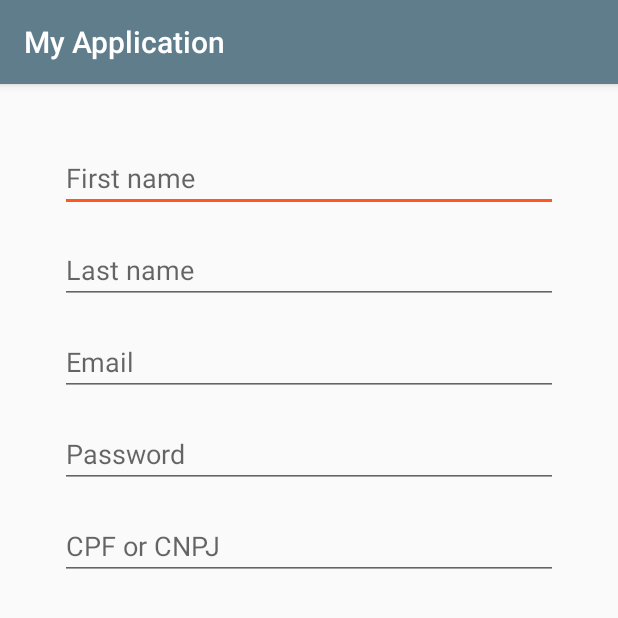
After one commit to grascovit/android-sample, an Android app: the RegisterActivity screen opened directly, with no data from a screen before it, on a phone screen of 412 x 824 dp, the top half of it. The commit adds this screen. Run offline under Robolectric (Android 15) with nearby library versions, the phone set to English and light mode, and no system bars.

Commit message:
create register activity

```diff
--- a/app/src/main/AndroidManifest.xml
+++ b/app/src/main/AndroidManifest.xml
@@ -18,7 +18,8 @@
                 <category android:name="android.intent.category.LAUNCHER" />
             </intent-filter>
         </activity>
-        <activity android:name=".activities.ClientsActivity"></activity>
+        <activity android:name=".activities.ClientsActivity" />
+        <activity android:name=".activities.RegisterActivity"></activity>
     </application>
 
 </manifest>
--- a/app/src/main/java/br/com/codinglab/myapplication/activities/LoginActivity.java
+++ b/app/src/main/java/br/com/codinglab/myapplication/activities/LoginActivity.java
@@ -1,5 +1,6 @@
 package br.com.codinglab.myapplication.activities;
 
+import android.content.Intent;
 import android.support.v7.app.AppCompatActivity;
 import android.os.Bundle;
 import android.view.View;
@@ -41,4 +42,10 @@ public class LoginActivity extends AppCompatActivity {
         LoginRequest loginRequest = new LoginRequest(findViewById(R.id.mainActivity), getApplicationContext(), progressBar);
         loginService.loginUser(loginBody).enqueue(loginRequest);
     }
+
+    @OnClick(R.id.floatingActionButtonNewUser)
+    public void startRegisterActivity() {
+        Intent intent = new Intent(this, RegisterActivity.class);
+        startActivity(intent);
+    }
 }
--- /dev/null
+++ b/app/src/main/java/br/com/codinglab/myapplication/activities/RegisterActivity.java
@@ -0,0 +1,15 @@
+package br.com.codinglab.myapplication.activities;
+
+import android.support.v7.app.AppCompatActivity;
+import android.os.Bundle;
+
+import br.com.codinglab.myapplication.R;
+
+public class RegisterActivity extends AppCompatActivity {
+
+    @Override
+    protected void onCreate(Bundle savedInstanceState) {
+        super.onCreate(savedInstanceState);
+        setContentView(R.layout.activity_register);
+    }
+}
--- /dev/null
+++ b/app/src/main/res/layout/activity_register.xml
@@ -0,0 +1,82 @@
+<?xml version="1.0" encoding="utf-8"?>
+<android.support.constraint.ConstraintLayout xmlns:android="http://schemas.android.com/apk/res/android"
+    xmlns:app="http://schemas.android.com/apk/res-auto"
+    xmlns:tools="http://schemas.android.com/tools"
+    android:layout_width="match_parent"
+    android:layout_height="match_parent"
+    tools:context="br.com.codinglab.myapplication.activities.RegisterActivity">
+
+    <EditText
+        android:id="@+id/editTextRegisterFirstName"
+        android:layout_width="match_parent"
+        android:layout_height="wrap_content"
+        android:layout_marginEnd="40dp"
+        android:layout_marginStart="40dp"
+        android:layout_marginTop="40dp"
+        android:ems="10"
+        android:hint="@string/first_name"
+        android:inputType="textPersonName"
+        app:layout_constraintEnd_toEndOf="parent"
+        app:layout_constraintHorizontal_bias="0.0"
+        app:layout_constraintStart_toStartOf="parent"
+        app:layout_constraintTop_toTopOf="parent" />
+
+    <EditText
+        android:id="@+id/editTextRegisterLastName"
+        android:layout_width="match_parent"
+        android:layout_height="wrap_content"
+        android:layout_marginEnd="40dp"
+        android:layout_marginStart="40dp"
+        android:layout_marginTop="16dp"
+        android:ems="10"
+        android:hint="@string/last_name"
+        android:inputType="textPersonName"
+        app:layout_constraintEnd_toEndOf="parent"
+        app:layout_constraintHorizontal_bias="0.0"
+        app:layout_constraintStart_toStartOf="parent"
+        app:layout_constraintTop_toBottomOf="@+id/editTextRegisterFirstName" />
+
+    <EditText
+        android:id="@+id/editTextRegisterEmail"
+        android:layout_width="match_parent"
+        android:layout_height="wrap_content"
+        android:layout_marginEnd="40dp"
+        android:layout_marginStart="40dp"
+        android:layout_marginTop="16dp"
+        android:ems="10"
+        android:hint="@string/email"
+        android:inputType="textEmailAddress"
+        app:layout_constraintEnd_toEndOf="parent"
+        app:layout_constraintHorizontal_bias="0.0"
+        app:layout_constraintStart_toStartOf="parent"
+        app:layout_constraintTop_toBottomOf="@+id/editTextRegisterLastName" />
+
+    <EditText
+        android:id="@+id/editTextRegisterPassword"
+        android:layout_width="match_parent"
+        android:layout_height="wrap_content"
+        android:layout_marginEnd="40dp"
+        android:layout_marginStart="40dp"
+        android:layout_marginTop="16dp"
+        android:ems="10"
+        android:hint="@string/password"
+        android:inputType="textPassword"
+        app:layout_constraintEnd_toEndOf="parent"
+        app:layout_constraintStart_toStartOf="parent"
+        app:layout_constraintTop_toBottomOf="@+id/editTextRegisterEmail" />
+
+    <EditText
+        android:id="@+id/editTextRegisterFinancialDocument"
+        android:layout_width="match_parent"
+        android:layout_height="wrap_content"
+        android:layout_marginEnd="40dp"
+        android:layout_marginStart="40dp"
+        android:layout_marginTop="16dp"
+        android:ems="10"
+        android:hint="@string/financial_document"
+        android:inputType="number"
+        app:layout_constraintEnd_toEndOf="parent"
+        app:layout_constraintStart_toStartOf="parent"
+        app:layout_constraintTop_toBottomOf="@+id/editTextRegisterPassword" />
+
+</android.support.constraint.ConstraintLayout>
--- a/app/src/main/res/values/strings.xml
+++ b/app/src/main/res/values/strings.xml
@@ -1,6 +1,9 @@
 <?xml version="1.0" encoding="utf-8"?>
 <resources>
     <string name="app_name">My Application</string>
+    <string name="first_name">First name</string>
+    <string name="last_name">Last name</string>
+    <string name="financial_document">CPF or CNPJ</string>
     <string name="email">Email</string>
     <string name="password">Password</string>
     <string name="login_button">Login</string>
```
Also changed, not shown: 1 other file.
